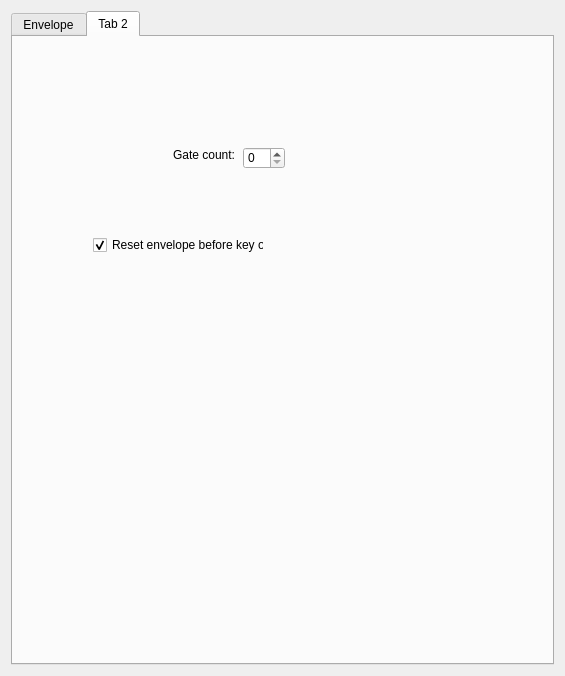
Qt form BambooTracker/gui/instrument_editor/instrument_editor_fm_form.ui (BambooTracker/BambooTracker) before a commit.
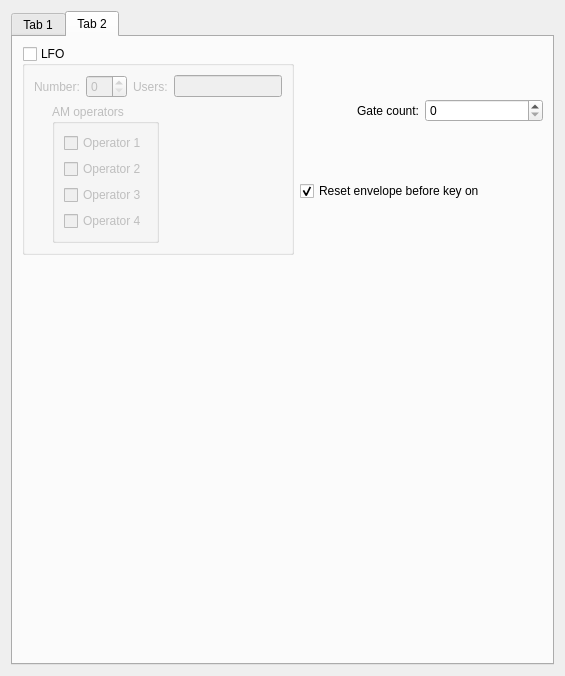
The same form after that commit. The open tabs and pages were chosen to show the change. Custom widgets are drawn as their Qt base class.

Commit message: Add FM LFO editor

Diff of the .ui file:
```diff
--- a/BambooTracker/gui/instrument_editor/instrument_editor_fm_form.ui
+++ b/BambooTracker/gui/instrument_editor/instrument_editor_fm_form.ui
@@ -13,21 +13,27 @@
   <property name="windowTitle">
    <string>Form</string>
   </property>
-  <layout class="QGridLayout" name="gridLayout" rowstretch="0">
+  <layout class="QGridLayout" name="gridLayout" rowstretch="0,0,0,0">
    <property name="verticalSpacing">
     <number>2</number>
    </property>
-   <item row="0" column="0">
+   <item row="3" column="0">
     <widget class="QTabWidget" name="tabWidget">
      <property name="currentIndex">
-      <number>1</number>
+      <number>0</number>
      </property>
-     <widget class="QWidget" name="envelopeTab">
+     <widget class="QWidget" name="tab_1">
       <attribute name="title">
+       <string>Tab 1</string>
+      </attribute>
+      <layout class="QVBoxLayout" name="verticalLayout" stretch="0">
+       <item>
+        <widget class="QGroupBox" name="envGroupBox">
+         <property name="title">
        <string>Envelope</string>
-      </attribute>
-      <layout class="QVBoxLayout" name="verticalLayout" stretch="1,2,2,2,2">
-       <item>
+         </property>
+         <layout class="QGridLayout" name="gridLayout_6" rowstretch="1,2,2,2,2">
+          <item row="0" column="0">
         <layout class="QHBoxLayout" name="horizontalLayout_2" stretch="6,4">
          <item>
           <layout class="QGridLayout" name="gridLayout_2">
@@ -56,7 +62,7 @@
              <item alignment="Qt::AlignRight">
               <widget class="QLabel" name="envNumLabel">
                <property name="text">
-                <string>Envelope: </string>
+                   <string>Number: </string>
                </property>
               </widget>
              </item>
@@ -93,7 +99,7 @@
          </item>
         </layout>
        </item>
-       <item>
+          <item row="1" column="0">
         <widget class="FMOperatorTable" name="op1Table">
          <property name="frameShape">
           <enum>QFrame::StyledPanel</enum>
@@ -103,7 +109,7 @@
          </property>
         </widget>
        </item>
-       <item>
+          <item row="2" column="0">
         <widget class="FMOperatorTable" name="op2Table">
          <property name="frameShape">
           <enum>QFrame::StyledPanel</enum>
@@ -113,7 +119,7 @@
          </property>
         </widget>
        </item>
-       <item>
+          <item row="3" column="0">
         <widget class="FMOperatorTable" name="op3Table">
          <property name="frameShape">
           <enum>QFrame::StyledPanel</enum>
@@ -123,7 +129,7 @@
          </property>
         </widget>
        </item>
-       <item>
+          <item row="4" column="0">
         <widget class="FMOperatorTable" name="op4Table">
          <property name="frameShape">
           <enum>QFrame::StyledPanel</enum>
@@ -135,35 +141,164 @@
        </item>
       </layout>
      </widget>
+       </item>
+      </layout>
+     </widget>
      <widget class="QWidget" name="tab_2">
       <attribute name="title">
        <string>Tab 2</string>
       </attribute>
-      <widget class="QCheckBox" name="envResetCheckBox">
-       <property name="geometry">
-        <rect>
-         <x>80</x>
-         <y>200</y>
-         <width>171</width>
-         <height>16</height>
-        </rect>
-       </property>
-       <property name="text">
-        <string>Reset envelope before key on</string>
+      <layout class="QGridLayout" name="gridLayout_3">
+       <item row="0" column="0">
+        <widget class="QGroupBox" name="lfoGroupBox">
+         <property name="title">
+          <string>LFO</string>
+         </property>
+         <property name="checkable">
+          <bool>true</bool>
        </property>
        <property name="checked">
+          <bool>false</bool>
+         </property>
+         <layout class="QGridLayout" name="gridLayout_4">
+          <item row="0" column="1">
+           <widget class="QSpinBox" name="lfoNumSpinBox"/>
+          </item>
+          <item row="0" column="0">
+           <widget class="QLabel" name="lfoNumLabel">
+            <property name="text">
+             <string>Number:</string>
+            </property>
+           </widget>
+          </item>
+          <item row="0" column="2">
+           <widget class="QLabel" name="lfoUsersLabel">
+            <property name="text">
+             <string>Users:</string>
+            </property>
+           </widget>
+          </item>
+          <item row="0" column="3">
+           <widget class="QLineEdit" name="lfoUsersLineEdit">
+            <property name="enabled">
+             <bool>false</bool>
+            </property>
+            <property name="readOnly">
         <bool>true</bool>
        </property>
       </widget>
+          </item>
+          <item row="1" column="0" colspan="4">
+           <layout class="QGridLayout" name="gridLayout_7">
+            <item row="0" column="1" rowspan="4">
+             <widget class="LabeledVerticalSlider" name="pmsSlider">
+              <property name="frameShape">
+               <enum>QFrame::StyledPanel</enum>
+              </property>
+              <property name="frameShadow">
+               <enum>QFrame::Raised</enum>
+              </property>
+             </widget>
+            </item>
+            <item row="0" column="2" rowspan="4">
+             <widget class="LabeledVerticalSlider" name="amsSlider">
+              <property name="frameShape">
+               <enum>QFrame::StyledPanel</enum>
+              </property>
+              <property name="frameShadow">
+               <enum>QFrame::Raised</enum>
+              </property>
+             </widget>
+            </item>
+            <item row="0" column="0" rowspan="4">
+             <widget class="LabeledVerticalSlider" name="lfoFreqSlider">
+              <property name="frameShape">
+               <enum>QFrame::StyledPanel</enum>
+              </property>
+              <property name="frameShadow">
+               <enum>QFrame::Raised</enum>
+              </property>
+             </widget>
+            </item>
+            <item row="0" column="4" rowspan="4">
+             <spacer name="horizontalSpacer">
+              <property name="orientation">
+               <enum>Qt::Horizontal</enum>
+              </property>
+              <property name="sizeHint" stdset="0">
+               <size>
+                <width>40</width>
+                <height>20</height>
+               </size>
+              </property>
+             </spacer>
+            </item>
+            <item row="0" column="3" rowspan="4">
+             <widget class="QGroupBox" name="amOpsGroupBox">
+              <property name="title">
+               <string>AM operators</string>
+              </property>
+              <layout class="QVBoxLayout" name="verticalLayout_2">
+               <item>
+                <widget class="QCheckBox" name="amOp1CheckBox">
+                 <property name="text">
+                  <string>Operator 1</string>
+                 </property>
+                </widget>
+               </item>
+               <item>
+                <widget class="QCheckBox" name="amOp2CheckBox">
+                 <property name="text">
+                  <string>Operator 2</string>
+                 </property>
+                </widget>
+               </item>
+               <item>
+                <widget class="QCheckBox" name="amOp3CheckBox">
+                 <property name="text">
+                  <string>Operator 3</string>
+                 </property>
+                </widget>
+               </item>
+               <item>
+                <widget class="QCheckBox" name="amOp4CheckBox">
+                 <property name="text">
+                  <string>Operator 4</string>
+                 </property>
+                </widget>
+               </item>
+              </layout>
+             </widget>
+            </item>
+           </layout>
+          </item>
+         </layout>
+        </widget>
+       </item>
+       <item row="1" column="1">
+        <spacer name="horizontalSpacer_2">
+         <property name="orientation">
+          <enum>Qt::Horizontal</enum>
+         </property>
+         <property name="sizeHint" stdset="0">
+          <size>
+           <width>40</width>
+           <height>20</height>
+          </size>
+         </property>
+        </spacer>
+       </item>
+       <item row="0" column="1">
+        <layout class="QGridLayout" name="gridLayout_8">
+         <item row="0" column="0" alignment="Qt::AlignRight">
+          <widget class="QLabel" name="gateCountLabel">
+           <property name="text">
+            <string>Gate count:</string>
+           </property>
+          </widget>
+         </item>
+         <item row="0" column="1">
       <widget class="QSpinBox" name="gateCountSpinBox">
-       <property name="geometry">
-        <rect>
-         <x>230</x>
-         <y>110</y>
-         <width>42</width>
-         <height>22</height>
-        </rect>
-       </property>
        <property name="maximum">
         <number>99</number>
        </property>
@@ -171,19 +306,33 @@
         <number>0</number>
        </property>
       </widget>
-      <widget class="QLabel" name="gateCountLabel">
-       <property name="geometry">
-        <rect>
-         <x>160</x>
-         <y>110</y>
-         <width>61</width>
-         <height>16</height>
-        </rect>
-       </property>
+         </item>
+         <item row="1" column="0" colspan="2">
+          <widget class="QCheckBox" name="envResetCheckBox">
        <property name="text">
-        <string>Gate count:</string>
-       </property>
-      </widget>
+            <string>Reset envelope before key on</string>
+           </property>
+           <property name="checked">
+            <bool>true</bool>
+           </property>
+          </widget>
+         </item>
+        </layout>
+       </item>
+       <item row="1" column="0" rowspan="2">
+        <spacer name="verticalSpacer">
+         <property name="orientation">
+          <enum>Qt::Vertical</enum>
+         </property>
+         <property name="sizeHint" stdset="0">
+          <size>
+           <width>20</width>
+           <height>40</height>
+          </size>
+         </property>
+        </spacer>
+       </item>
+      </layout>
      </widget>
     </widget>
    </item>
@@ -202,6 +351,12 @@
    <header>gui/labeled_horizontal_slider.hpp</header>
    <container>1</container>
   </customwidget>
+  <customwidget>
+   <class>LabeledVerticalSlider</class>
+   <extends>QFrame</extends>
+   <header>gui/labeled_vertical_slider.hpp</header>
+   <container>1</container>
+  </customwidget>
  </customwidgets>
  <resources/>
  <connections/>
```
Lines whose indentation alone changed are shown as unchanged. The commit also changes 20 other files.
